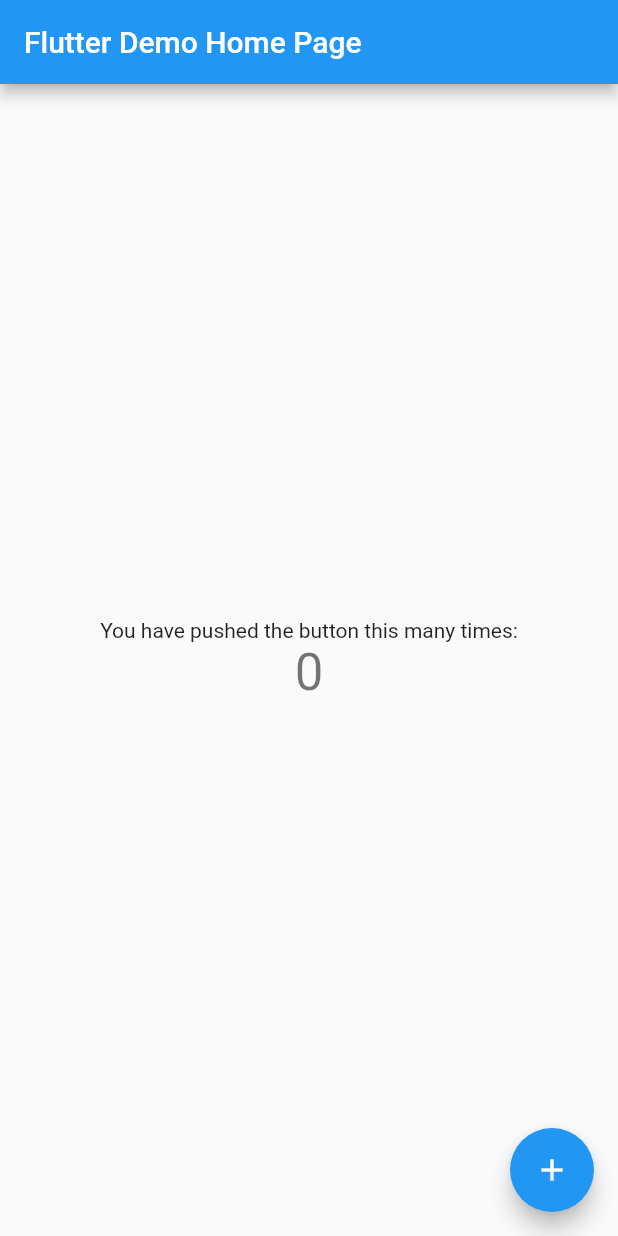
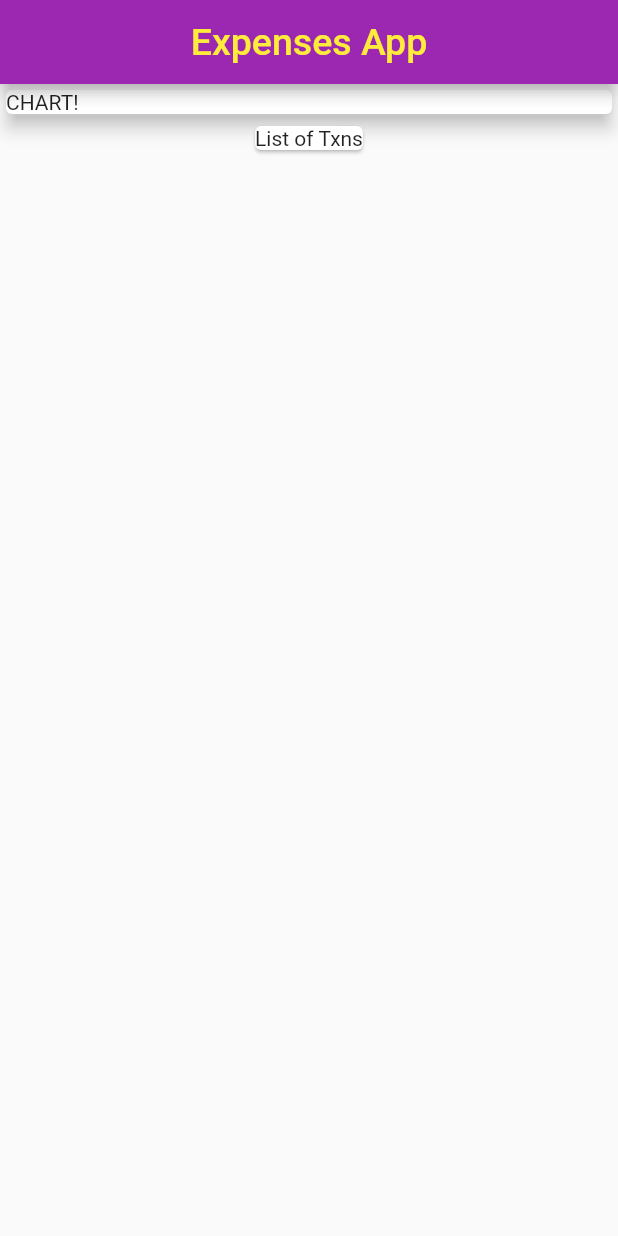
Before and after one commit to mohaknigam/expenses, a Flutter app: the screen it shows after launch, on a phone screen of 412 x 824 dp. Run offline on Flutter 3.47's test engine with Material 2 defaults, Android fonts, the phone set to English and light mode, and no system bars.

Commit message:
List Made

```diff
--- a/lib/main.dart
+++ b/lib/main.dart
@@ -1,117 +1,58 @@
 import 'package:flutter/material.dart';
+import 'transactions.dart';
 
-void main() {
-  runApp(MyApp());
-}
+void main() => runApp(MyApp());
 
 class MyApp extends StatelessWidget {
-  // This widget is the root of your application.
   @override
   Widget build(BuildContext context) {
     return MaterialApp(
-      title: 'Flutter Demo',
-      theme: ThemeData(
-        // This is the theme of your application.
-        //
-        // Try running your application with "flutter run". You'll see the
-        // application has a blue toolbar. Then, without quitting the app, try
-        // changing the primarySwatch below to Colors.green and then invoke
-        // "hot reload" (press "r" in the console where you ran "flutter run",
-        // or simply save your changes to "hot reload" in a Flutter IDE).
-        // Notice that the counter didn't reset back to zero; the application
-        // is not restarted.
-        primarySwatch: Colors.blue,
-        // This makes the visual density adapt to the platform that you run
-        // the app on. For desktop platforms, the controls will be smaller and
-        // closer together (more dense) than on mobile platforms.
-        visualDensity: VisualDensity.adaptivePlatformDensity,
-      ),
-      home: MyHomePage(title: 'Flutter Demo Home Page'),
+      debugShowCheckedModeBanner: false,
+      home: HomePage(),
     );
   }
 }
 
-class MyHomePage extends StatefulWidget {
-  MyHomePage({Key key, this.title}) : super(key: key);
-
-  // This widget is the home page of your application. It is stateful, meaning
-  // that it has a State object (defined below) that contains fields that affect
-  // how it looks.
-
-  // This class is the configuration for the state. It holds the values (in this
-  // case the title) provided by the parent (in this case the App widget) and
-  // used by the build method of the State. Fields in a Widget subclass are
-  // always marked "final".
-
-  final String title;
-
-  @override
-  _MyHomePageState createState() => _MyHomePageState();
-}
-
-class _MyHomePageState extends State<MyHomePage> {
-  int _counter = 0;
-
-  void _incrementCounter() {
-    setState(() {
-      // This call to setState tells the Flutter framework that something has
-      // changed in this State, which causes it to rerun the build method below
-      // so that the display can reflect the updated values. If we changed
-      // _counter without calling setState(), then the build method would not be
-      // called again, and so nothing would appear to happen.
-      _counter++;
-    });
-  }
-
+class HomePage extends StatelessWidget {
+  final List<Transaction> transactions = [
+    Transaction(
+      title: 'New Shoes',
+      amount: 69.9,
+      id: 't1',
+      date: DateTime.now(),
+    ),
+    Transaction(
+      title: 'New Shirt',
+      amount: 87.0,
+      id: 't2',
+      date: DateTime.now(),
+    ),
+  ];
   @override
   Widget build(BuildContext context) {
-    // This method is rerun every time setState is called, for instance as done
-    // by the _incrementCounter method above.
-    //
-    // The Flutter framework has been optimized to make rerunning build methods
-    // fast, so that you can just rebuild anything that needs updating rather
-    // than having to individually change instances of widgets.
     return Scaffold(
       appBar: AppBar(
-        // Here we take the value from the MyHomePage object that was created by
-        // the App.build method, and use it to set our appbar title.
-        title: Text(widget.title),
+        title: Text(
+          'Expenses App',
+          style: TextStyle(color: Colors.yellow, fontSize: 25.0),
+        ),
+        centerTitle: true,
+        backgroundColor: Colors.purple,
       ),
-      body: Center(
-        // Center is a layout widget. It takes a single child and positions it
-        // in the middle of the parent.
-        child: Column(
-          // Column is also a layout widget. It takes a list of children and
-          // arranges them vertically. By default, it sizes itself to fit its
-          // children horizontally, and tries to be as tall as its parent.
-          //
-          // Invoke "debug painting" (press "p" in the console, choose the
-          // "Toggle Debug Paint" action from the Flutter Inspector in Android
-          // Studio, or the "Toggle Debug Paint" command in Visual Studio Code)
-          // to see the wireframe for each widget.
-          //
-          // Column has various properties to control how it sizes itself and
-          // how it positions its children. Here we use mainAxisAlignment to
-          // center the children vertically; the main axis here is the vertical
-          // axis because Columns are vertical (the cross axis would be
-          // horizontal).
-          mainAxisAlignment: MainAxisAlignment.center,
-          children: <Widget>[
-            Text(
-              'You have pushed the button this many times:',
+      body: Column(
+        children: [
+          Container(
+            width: double.infinity,
+            child: Card(
+              child: Text('CHART!'),
+              elevation: 5,
             ),
-            Text(
-              '$_counter',
-              style: Theme.of(context).textTheme.headline4,
-            ),
-          ],
-        ),
+          ),
+          Card(
+            child: Text('List of Txns'),
+          ),
+        ],
       ),
-      floatingActionButton: FloatingActionButton(
-        onPressed: _incrementCounter,
-        tooltip: 'Increment',
-        child: Icon(Icons.add),
-      ), // This trailing comma makes auto-formatting nicer for build methods.
     );
   }
 }
--- /dev/null
+++ b/lib/transactions.dart
@@ -0,0 +1,15 @@
+import 'package:flutter/foundation.dart';
+
+class Transaction {
+  final String id;
+  final String title;
+  final double amount;
+  final DateTime date;
+
+  Transaction({
+    @required this.title,
+    @required this.id,
+    @required this.amount,
+    @required this.date,
+  });
+}
```
Also changed, not shown: 1 other file.
